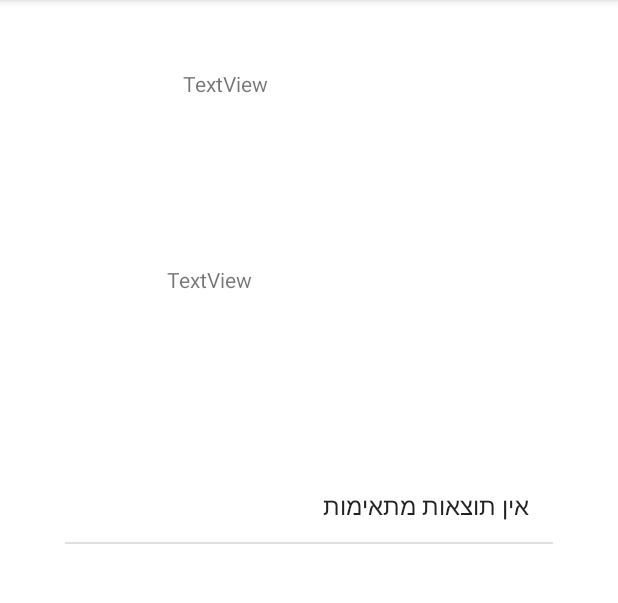
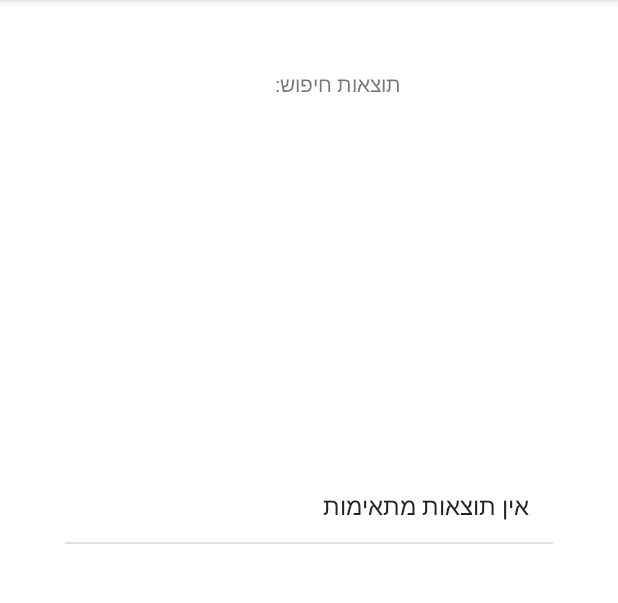
Before and after one commit to LiadBenMoshe/DragonSpa, an Android app: the Result screen opened directly, with no data from a screen before it, on a phone screen of 412 x 824 dp, the part 84-687 px from its top. Run offline under Robolectric (Android 15) with nearby library versions, the phone set to English and light mode, and no system bars; our stand-ins replace Firebase (no records; nobody signed in at launch, a user with empty details on screens opened directly).

Commit message:
fix result

```diff
--- a/app/src/main/java/com/example/dragonspa/Treatment.java
+++ b/app/src/main/java/com/example/dragonspa/Treatment.java
@@ -24,7 +24,7 @@ public class Treatment implements Serializable {
         }
         return false;
     }
-    public String toString(){ return "   "+ nameProduct +"  |  " +price;}
+    public String toString(){ return "סוג הטיפול:"+ nameProduct+'\n' +"תיאור:"+detail +'\n' +" מחיר:" +price;}
    public  String getNameProduct(){
         return  nameProduct;
    }
--- a/app/src/main/res/layout/activity_result.xml
+++ b/app/src/main/res/layout/activity_result.xml
@@ -9,7 +9,7 @@
         android:id="@+id/textView2"
         android:layout_width="145dp"
         android:layout_height="35dp"
-        android:text="TextView"
+        android:text="תוצאות חיפוש:"
         app:layout_constraintBottom_toBottomOf="parent"
         app:layout_constraintEnd_toEndOf="parent"
         app:layout_constraintHorizontal_bias="0.458"
@@ -27,14 +27,4 @@
         app:layout_constraintTop_toTopOf="parent"
         app:layout_constraintVertical_bias="0.82" />
 
-    <TextView
-        android:id="@+id/textView5"
-        android:layout_width="190dp"
-        android:layout_height="41dp"
-        android:text="TextView"
-        app:layout_constraintBottom_toTopOf="@+id/searchsList"
-        app:layout_constraintEnd_toEndOf="parent"
-        app:layout_constraintStart_toStartOf="parent"
-        app:layout_constraintTop_toBottomOf="@+id/textView2" />
-
 </androidx.constraintlayout.widget.ConstraintLayout>
```
Also changed, not shown: app/src/main/java/com/example/dragonspa/Appointment.java (+5 -5 lines), app/src/main/java/com/example/dragonspa/Result.java (+16 -37 lines).
